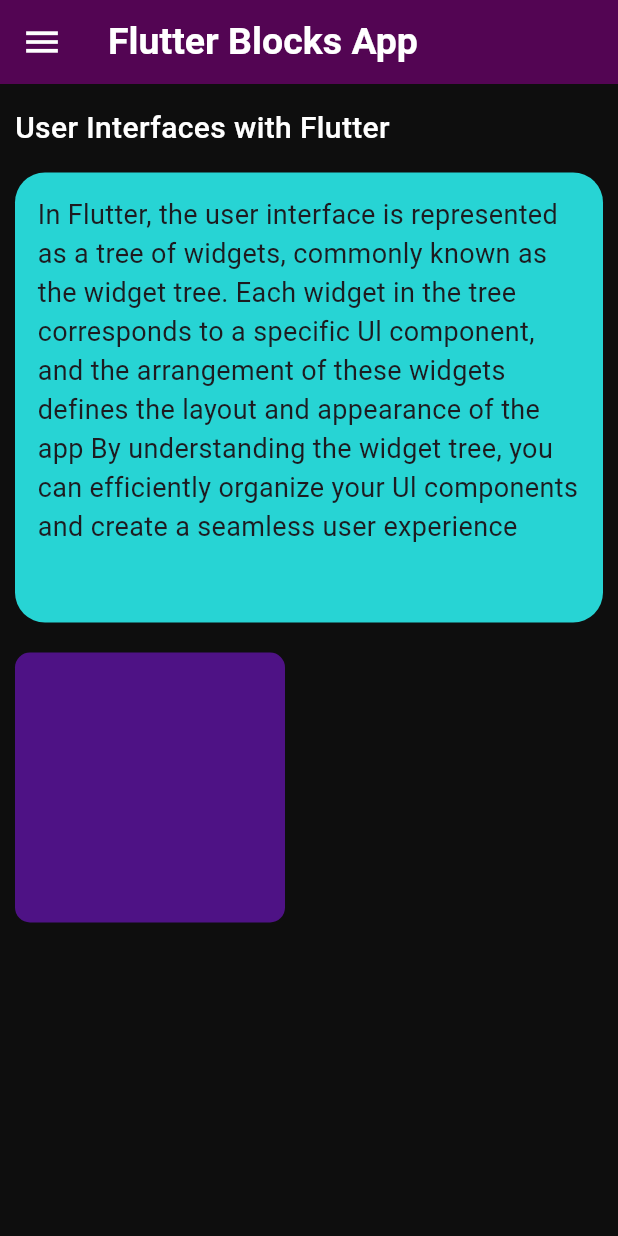
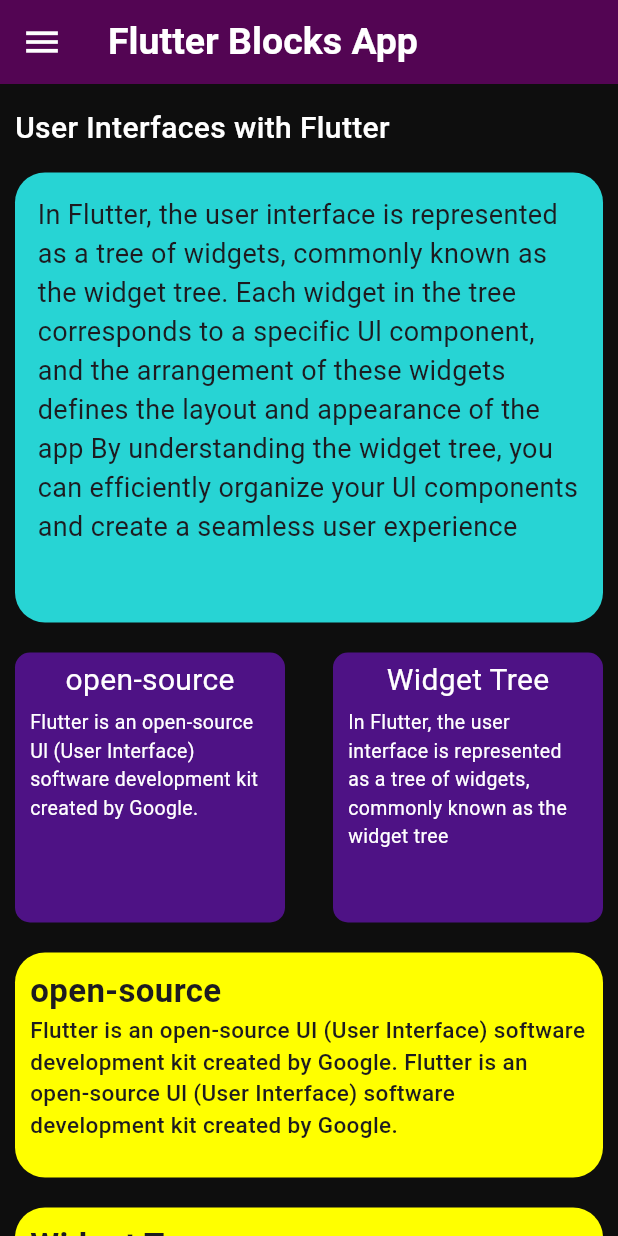
Before and after one commit to 99Udith/my_first_flutter_app, a Flutter app: the screen it shows after launch, on a phone screen of 412 x 824 dp. Run offline on Flutter 3.47's test engine with Material 3 defaults, Android fonts, the phone set to English and light mode, and no system bars.

Commit message:
Created custom widgets

```diff
--- a/lib/Pages/home_page.dart
+++ b/lib/Pages/home_page.dart
@@ -1,5 +1,7 @@
 import 'package:flutter/material.dart';
+import 'package:my_first_flutter_app/Widgets/box_container.dart';
 import 'package:my_first_flutter_app/Widgets/small_container.dart';
+import 'package:my_first_flutter_app/Widgets/yellow_container.dart';
 
 class HomePage extends StatelessWidget {
   const HomePage({super.key});
@@ -25,7 +27,8 @@ class HomePage extends StatelessWidget {
             onPressed: () =>(),
           ),
         ),
-        body: Padding(
+        body: SingleChildScrollView(
+          child: Padding(
             padding: const EdgeInsets.symmetric(horizontal: 10,vertical: 15),
             child: Column(
               crossAxisAlignment: CrossAxisAlignment.start,
@@ -60,13 +63,43 @@ class HomePage extends StatelessWidget {
                   mainAxisAlignment: MainAxisAlignment.spaceBetween,
                   children: [
                     SmallContainer(
-                    textTitle: "",
-                    textDescription: "",
+                      textTitle: "open-source",
+                      textDescription: "Flutter is an open-source Ul (User Interface) software development kit created by Google.",
+                    ),
+                    SmallContainer(
+                      textTitle: "Widget Tree",
+                      textDescription: "In Flutter, the user interface is represented as a tree of widgets, commonly known as the widget tree"
                       ),
                   ],
                 ),
-
+                SizedBox(
+                  height: 20,
+                ),
+                YellowContainer(
+                  texYellowtTitle: "open-source",
+                  texYellowDescription: "Flutter is an open-source UI (User Interface) software development kit created by Google. Flutter is an open-source Ul (User Interface) software development kit created by Google.",
+                ),
+               SizedBox(
+                  height: 20,
+                ),
+                YellowContainer(
+                  texYellowtTitle: "Widget Tree",
+                  texYellowDescription: "In Flutter, the user interface is represented as a tree of widgets, commonly known as the widget treeln Flutter, the user interface is represented as a tree of widgets, commonly known as the widget tree",
+                ),
+                SizedBox(
+                  height: 20,
+                ),
+                Row(
+                  mainAxisAlignment: MainAxisAlignment.spaceBetween,
+                  children: [
+                    BoxContainer(
+                      boxContainerColor: Color.fromARGB(255, 26, 171, 128),
+                    ),
+                    // BoxContainer(),
                   ],
+                )
+              ],
+            ),
           ),
         ),
       );
--- /dev/null
+++ b/lib/Widgets/box_container.dart
@@ -0,0 +1,24 @@
+import 'package:flutter/material.dart';
+
+class BoxContainer extends StatelessWidget {
+  final double boxContainerHeightAndWidth = 180;
+  final Color boxContainerColor;
+  const BoxContainer({super.key,required this.boxContainerColor});
+
+  @override
+  Widget build(BuildContext context) {
+    return Container(
+                  height: boxContainerHeightAndWidth,
+                  width: boxContainerHeightAndWidth,
+                  decoration: BoxDecoration(
+                    color: boxContainerColor,
+                    borderRadius: BorderRadius.circular(20)
+                  ),
+                  child: Icon(
+                    Icons.location_on,
+                    size: 70,
+                    ),
+
+                );
+  }
+}
--- /dev/null
+++ b/lib/Widgets/yellow_container.dart
@@ -0,0 +1,37 @@
+import 'package:flutter/material.dart';
+
+class YellowContainer extends StatelessWidget {
+  final String texYellowtTitle;
+  final String texYellowDescription;
+
+  const YellowContainer({super.key,required this.texYellowtTitle,required this.texYellowDescription});
+
+  @override
+  Widget build(BuildContext context) {
+    return Container(
+                    width: double.infinity,
+                    height: 150,
+                    decoration: BoxDecoration(
+                      color: Color(0xFFffff00),
+                      borderRadius: BorderRadius.circular(20),
+                    ),
+                    child: Padding(
+                      padding: const EdgeInsets.all(10),
+                      child: Column(
+                        crossAxisAlignment: CrossAxisAlignment.start,
+                        children: [
+
+                          Text(texYellowtTitle,style: TextStyle(
+                            fontSize: 22,
+                            fontWeight: FontWeight.w700,
+                          ),),
+                          Text(texYellowDescription,style: TextStyle(
+                            fontSize: 15,
+                            fontWeight: FontWeight.w500
+                          ),),
+                        ],
+                      ),
+                    ),
+                  );
+  }
+}
```
Lines whose indentation alone changed are shown as unchanged.
